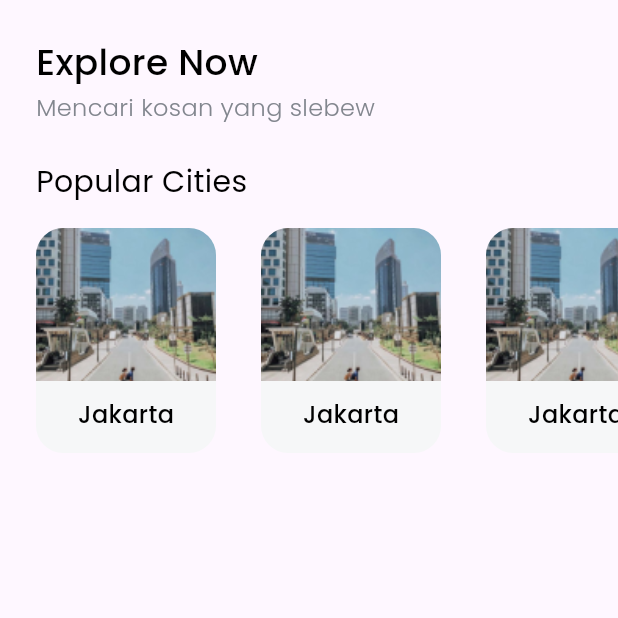
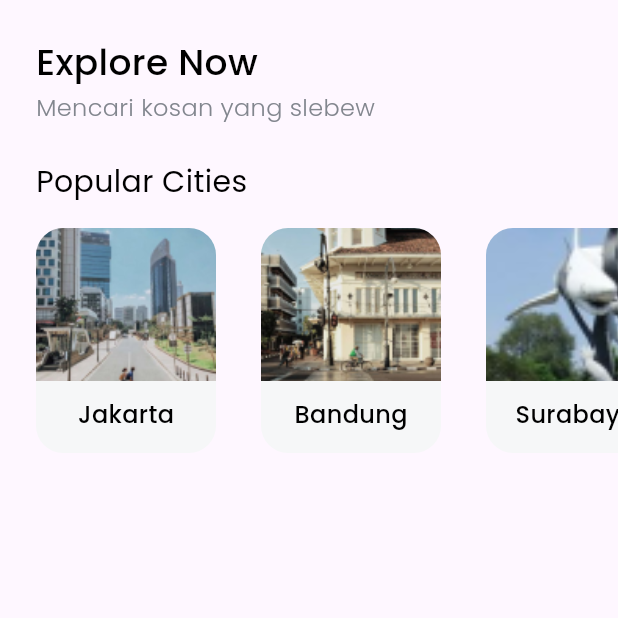
Before and after one commit to martinhlw/fullstack_flutter_firebase_find_house_app, a Flutter app: the HomePage screen opened directly, on a phone screen of 412 x 824 dp, the top half of it. Run offline on Flutter 3.47's test engine with Material 3 defaults, Android fonts, the phone set to English and light mode, and no system bars; our stand-ins replace google_fonts.

Commit message:
static dataset city

```diff
--- a/find_house_app/lib/widgets/city_card.dart
+++ b/find_house_app/lib/widgets/city_card.dart
@@ -19,7 +19,7 @@ class CityCard extends StatelessWidget {
       child: Column(
         children: [
           Image.asset(
-            'assets/images/city1.png',
+            city.imageUrl,
             width: 130,
             height: 102,
             fit: BoxFit.cover,
@@ -27,7 +27,7 @@ class CityCard extends StatelessWidget {
            SizedBox(height: 11,
            ),
            Text(
-            'Jakarta',
+            city.name,
             style: blackTextStyle.copyWith(
               fontSize: 16,
             ),
```
